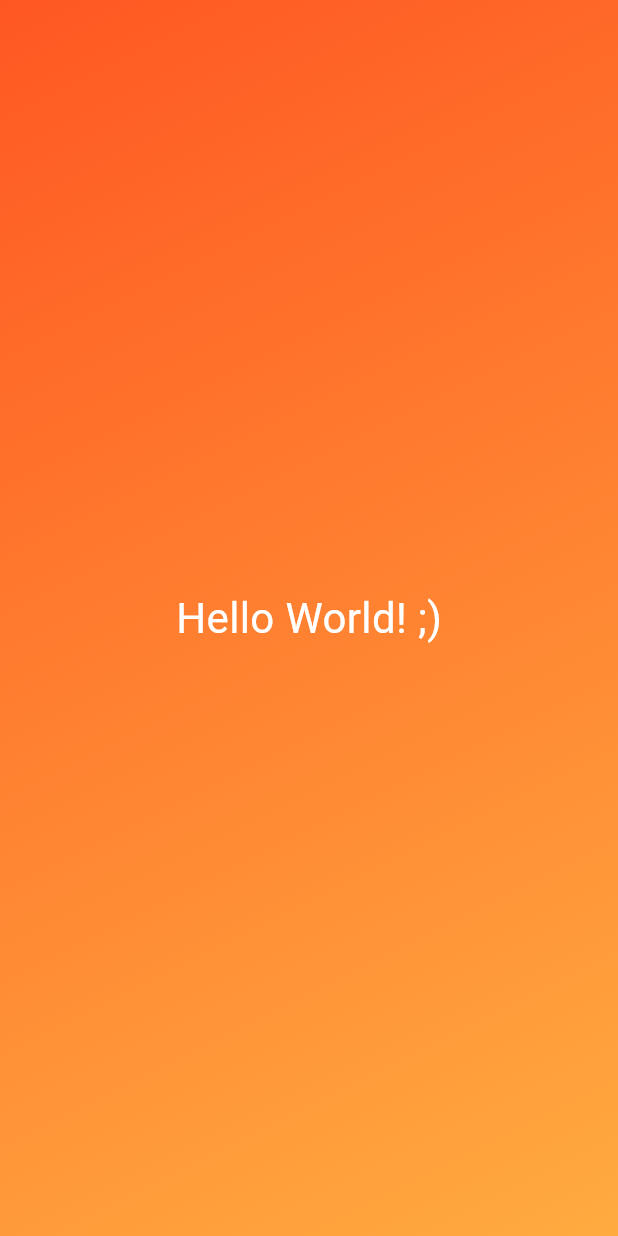
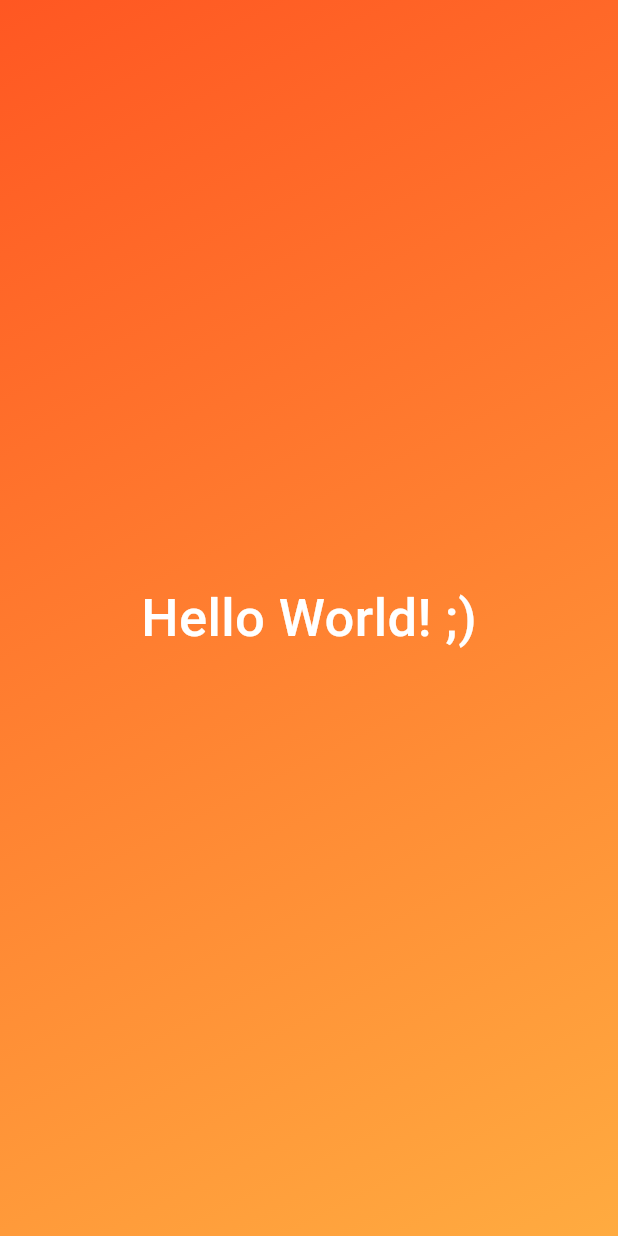
Before and after one commit to clebersonp/flutter_basics, a Flutter app: the screen it shows after launch, on a phone screen of 412 x 824 dp. Run offline on Flutter 3.47's test engine with Material 3 defaults, Android fonts, the phone set to English and light mode, and no system bars.

Commit message:
Changed the widget styleText to receive arguments into constructor

```diff
--- a/lib/custom_containers/gradient_container.dart
+++ b/lib/custom_containers/gradient_container.dart
@@ -29,7 +29,11 @@ class GradientContainer extends StatelessWidget {
         ),
       ),
       child: const Center(
-        child: StyledText(),
+        child: StyledText(
+          'Hello World! ;)',
+          fontSize: 35.0,
+          fontWeight: FontWeight.w500,
+        ),
       ),
     );
   }
--- a/lib/style/styled_text.dart
+++ b/lib/style/styled_text.dart
@@ -1,16 +1,35 @@
 import 'package:flutter/material.dart';
 
 class StyledText extends StatelessWidget {
-  const StyledText({super.key});
+  // there are two kind of parameters in dart, positional parameter and named
+  // parameter. Positional parameters are required, named parameters are
+  // optional but they can be required (just put the keyword required in
+  // front of parameter).
+  // And we can define default values for parameters.
+  const StyledText(
+    this.text, {
+    super.key,
+    this.color = Colors.white,
+    this.fontSize = 28.0,
+    this.fontWeight = FontWeight.w400,
+  });
+
+  // those are instance variables and they use the keyword 'final' instead of
+  // 'const' because they can change only once at runtime when dart will
+  // create it
+  final String text;
+  final Color color;
+  final double fontSize;
+  final FontWeight fontWeight;
 
   @override
   Widget build(BuildContext context) {
-    return const Text(
-      'Hello World! ;)',
+    return Text(
+      text,
       style: TextStyle(
-        color: Colors.white,
-        fontSize: 28.0,
-        fontWeight: FontWeight.w400,
+        color: color,
+        fontSize: fontSize,
+        fontWeight: fontWeight,
       ),
     );
   }
```
